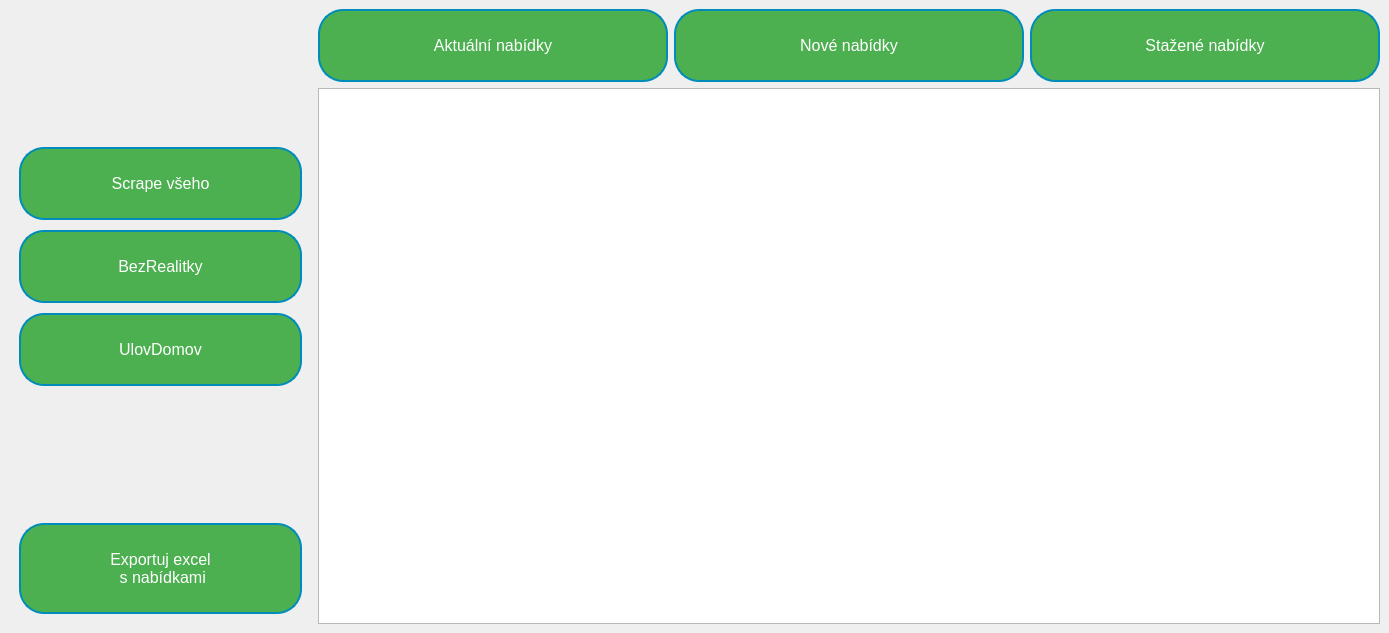
Before: the Qt Designer form MainWindowGUI.ui in thekonon/GuiScraper, drawn with Qt 5.
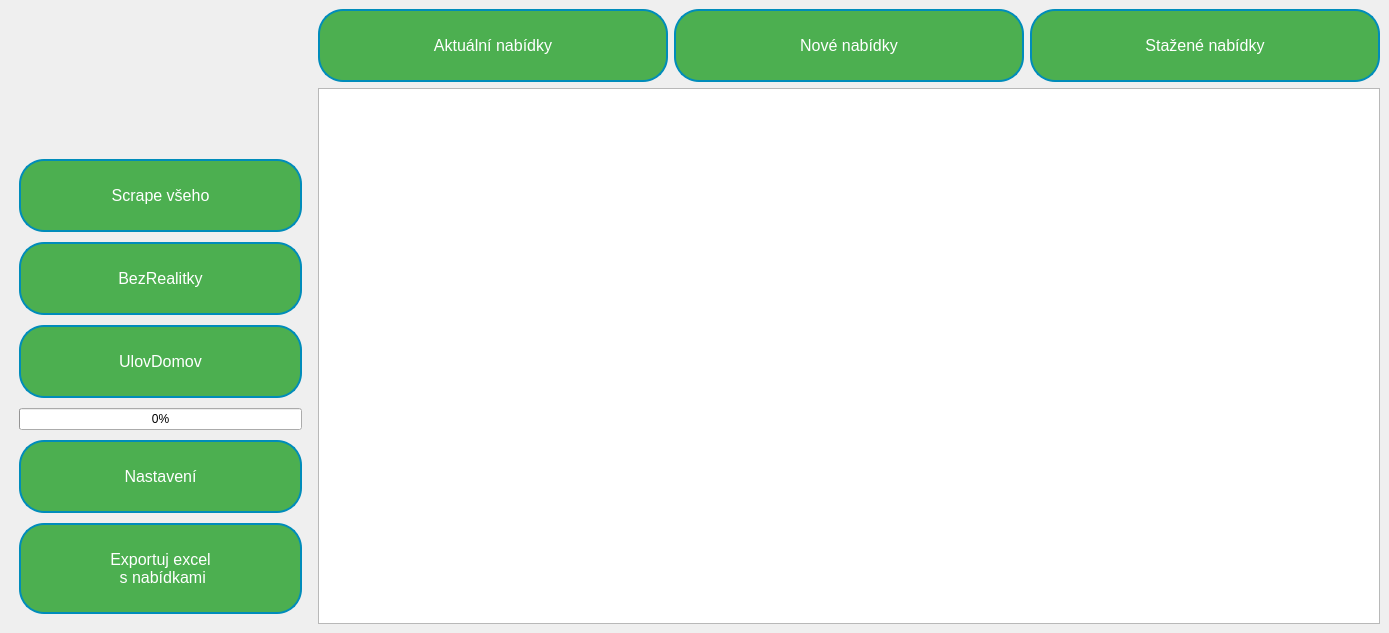
After: the same form once the commit is applied.

```diff
--- a/MainWindowGUI.ui
+++ b/MainWindowGUI.ui
@@ -19,7 +19,7 @@
   <widget class="QWidget" name="centralwidget">
    <layout class="QHBoxLayout" name="horizontalLayout_2" stretch="20,70">
     <item>
-     <layout class="QVBoxLayout" name="verticalLayout" stretch="1,2,3,4,1,1">
+     <layout class="QVBoxLayout" name="verticalLayout" stretch="2,2,3,4,0,0,1">
       <property name="spacing">
        <number>10</number>
       </property>
@@ -46,7 +46,7 @@
         <property name="sizeHint" stdset="0">
          <size>
           <width>20</width>
-          <height>59</height>
+          <height>60</height>
          </size>
         </property>
        </spacer>
@@ -118,17 +118,33 @@
        </widget>
       </item>
       <item>
-       <spacer name="verticalSpacer_2">
-        <property name="orientation">
-         <enum>Qt::Vertical</enum>
+       <widget class="QProgressBar" name="progressBar">
+        <property name="value">
+         <number>0</number>
         </property>
-        <property name="sizeHint" stdset="0">
-         <size>
-          <width>20</width>
-          <height>40</height>
-         </size>
+       </widget>
+      </item>
+      <item>
+       <widget class="QPushButton" name="settingsButton">
+        <property name="styleSheet">
+         <string notr="true">QPushButton {padding: 25px;
+background-color: #4CAF50;
+border: 2px solid #008CBA;
+border-radius: 25px;
+color: white;
+font-size: 16px;}
+QPushButton:hover {
+background-color: #45a049;
+}
+QPushButton:pressed{
+background-color: #ff0000;
+}
+</string>
         </property>
-       </spacer>
+        <property name="text">
+         <string>Nastavení</string>
+        </property>
+       </widget>
       </item>
       <item>
        <widget class="QPushButton" name="ExportButton">
```
